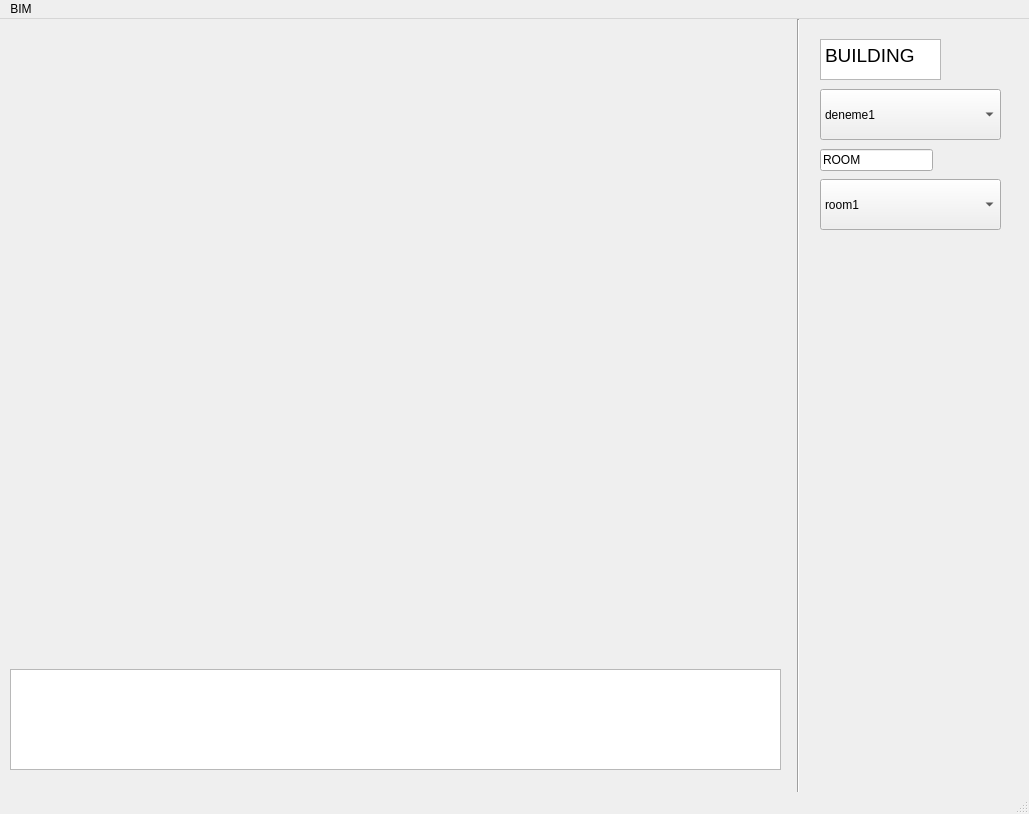
Old version of the form arayuz_bim.ui in the repository mcorekci37/BIM.
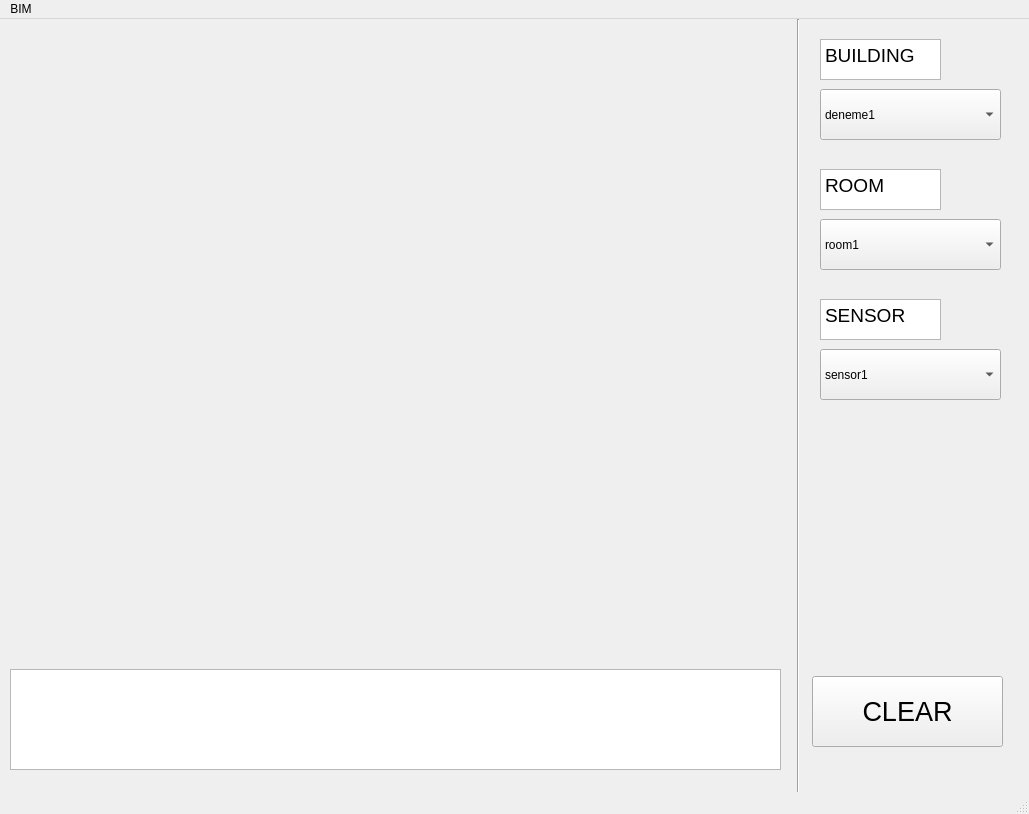
New version of the form.

```diff
--- a/arayuz_bim.ui
+++ b/arayuz_bim.ui
@@ -63,7 +63,7 @@
     <property name="geometry">
      <rect>
       <x>820</x>
-      <y>160</y>
+      <y>200</y>
       <width>181</width>
       <height>51</height>
      </rect>
@@ -108,19 +108,6 @@
 &lt;p style=&quot; margin-top:0px; margin-bottom:0px; margin-left:0px; margin-right:0px; -qt-block-indent:0; text-indent:0px;&quot;&gt;&lt;span style=&quot; font-size:14pt;&quot;&gt;BUILDING&lt;/span&gt;&lt;/p&gt;&lt;/body&gt;&lt;/html&gt;</string>
     </property>
    </widget>
-   <widget class="QLineEdit" name="roomText">
-    <property name="geometry">
-     <rect>
-      <x>820</x>
-      <y>130</y>
-      <width>113</width>
-      <height>22</height>
-     </rect>
-    </property>
-    <property name="text">
-     <string>ROOM</string>
-    </property>
-   </widget>
    <widget class="QTextBrowser" name="myLog">
     <property name="geometry">
      <rect>
@@ -134,16 +121,100 @@
    <widget class="QLabel" name="myWindow">
     <property name="geometry">
      <rect>
-      <x>14</x>
-      <y>-5</y>
-      <width>761</width>
-      <height>641</height>
+      <x>10</x>
+      <y>10</y>
+      <width>771</width>
+      <height>631</height>
      </rect>
     </property>
     <property name="text">
      <string/>
     </property>
    </widget>
+   <widget class="QTextEdit" name="roomText">
+    <property name="geometry">
+     <rect>
+      <x>820</x>
+      <y>150</y>
+      <width>121</width>
+      <height>41</height>
+     </rect>
+    </property>
+    <property name="html">
+     <string>&lt;!DOCTYPE HTML PUBLIC &quot;-//W3C//DTD HTML 4.0//EN&quot; &quot;http://www.w3.org/TR/REC-html40/strict.dtd&quot;&gt;
+&lt;html&gt;&lt;head&gt;&lt;meta name=&quot;qrichtext&quot; content=&quot;1&quot; /&gt;&lt;style type=&quot;text/css&quot;&gt;
+p, li { white-space: pre-wrap; }
+&lt;/style&gt;&lt;/head&gt;&lt;body style=&quot; font-family:'MS Shell Dlg 2'; font-size:7.8pt; font-weight:400; font-style:normal;&quot;&gt;
+&lt;p style=&quot; margin-top:0px; margin-bottom:0px; margin-left:0px; margin-right:0px; -qt-block-indent:0; text-indent:0px;&quot;&gt;&lt;span style=&quot; font-size:14pt;&quot;&gt;ROOM&lt;/span&gt;&lt;/p&gt;&lt;/body&gt;&lt;/html&gt;</string>
+    </property>
+   </widget>
+   <widget class="QComboBox" name="sensor">
+    <property name="geometry">
+     <rect>
+      <x>820</x>
+      <y>330</y>
+      <width>181</width>
+      <height>51</height>
+     </rect>
+    </property>
+    <property name="minimumSize">
+     <size>
+      <width>181</width>
+      <height>0</height>
+     </size>
+    </property>
+    <property name="editable">
+     <bool>false</bool>
+    </property>
+    <property name="currentText">
+     <string>sensor1</string>
+    </property>
+    <item>
+     <property name="text">
+      <string>sensor1</string>
+     </property>
+    </item>
+    <item>
+     <property name="text">
+      <string>sensor2</string>
+     </property>
+    </item>
+   </widget>
+   <widget class="QTextEdit" name="sensorText">
+    <property name="geometry">
+     <rect>
+      <x>820</x>
+      <y>280</y>
+      <width>121</width>
+      <height>41</height>
+     </rect>
+    </property>
+    <property name="html">
+     <string>&lt;!DOCTYPE HTML PUBLIC &quot;-//W3C//DTD HTML 4.0//EN&quot; &quot;http://www.w3.org/TR/REC-html40/strict.dtd&quot;&gt;
+&lt;html&gt;&lt;head&gt;&lt;meta name=&quot;qrichtext&quot; content=&quot;1&quot; /&gt;&lt;style type=&quot;text/css&quot;&gt;
+p, li { white-space: pre-wrap; }
+&lt;/style&gt;&lt;/head&gt;&lt;body style=&quot; font-family:'MS Shell Dlg 2'; font-size:7.8pt; font-weight:400; font-style:normal;&quot;&gt;
+&lt;p style=&quot; margin-top:0px; margin-bottom:0px; margin-left:0px; margin-right:0px; -qt-block-indent:0; text-indent:0px;&quot;&gt;&lt;span style=&quot; font-size:14pt;&quot;&gt;SENSOR&lt;/span&gt;&lt;/p&gt;&lt;/body&gt;&lt;/html&gt;</string>
+    </property>
+   </widget>
+   <widget class="QPushButton" name="clearButton">
+    <property name="geometry">
+     <rect>
+      <x>812</x>
+      <y>657</y>
+      <width>191</width>
+      <height>71</height>
+     </rect>
+    </property>
+    <property name="font">
+     <font>
+      <pointsize>20</pointsize>
+     </font>
+    </property>
+    <property name="text">
+     <string>CLEAR</string>
+    </property>
+   </widget>
   </widget>
   <widget class="QMenuBar" name="menubar">
    <property name="geometry">
```
